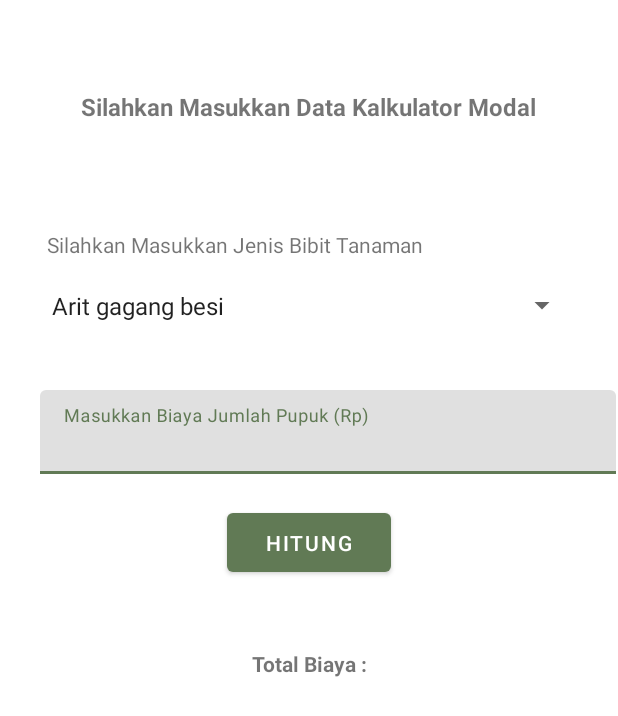
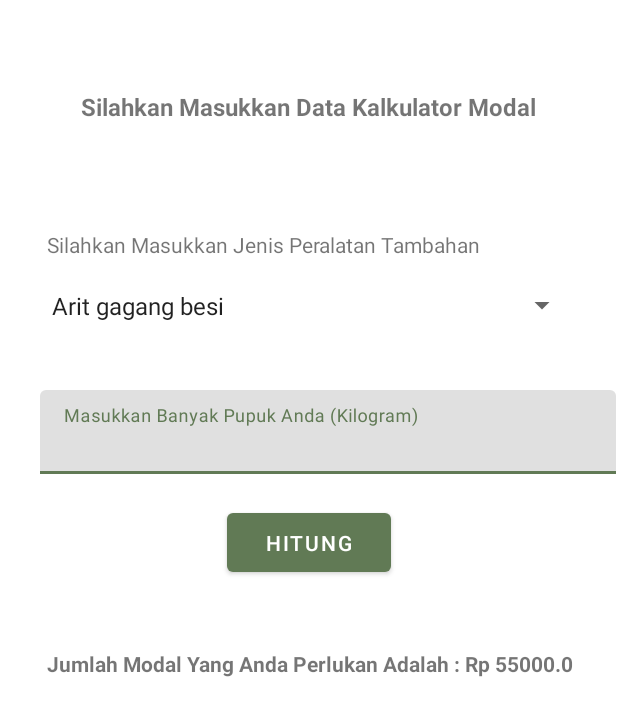
Before and after one commit to ttrrayl/TaniMate, an Android app: the CalculatorModalActivity screen opened directly, with no data from a screen before it, after a tap on "HITUNG", on a phone screen of 412 x 824 dp. Shown: the top 716 px of the screen. Run offline under Robolectric (Android 15) with nearby library versions, the light colour scheme and no system bars; 2 statements that could not run were skipped.

Commit message:
Perbaikan Kalkulator Modal, Pupuk

```diff
--- a/app/src/main/java/com/example/tanimate/ui/CalculatorModalActivity.kt
+++ b/app/src/main/java/com/example/tanimate/ui/CalculatorModalActivity.kt
@@ -1,57 +1,61 @@
 package com.example.tanimate.ui
 
-import android.content.Context
 import androidx.appcompat.app.AppCompatActivity
 import android.os.Bundle
 import android.widget.*
 import com.example.tanimate.R
-import org.tensorflow.lite.DataType
-import org.tensorflow.lite.Interpreter
-import org.tensorflow.lite.support.tensorbuffer.TensorBuffer
-import java.io.FileInputStream
-import java.nio.MappedByteBuffer
-import java.nio.channels.FileChannel
+
 
 class CalculatorModalActivity : AppCompatActivity() {
-    private lateinit var jenisBibitTanamanSpinner: Spinner
+    private lateinit var jenisPeralatanTanamanSpinner: Spinner
     private lateinit var modalEditText: EditText
     private lateinit var buttonPredict: Button
     private lateinit var textViewOutput: TextView
 
-    private val jenisBibitTanamanOptions = arrayOf("Arit gagang besi", "Alat semprot tanaman besar", "Alat semprot tanaman kecil", "Pacul gagang besi", "Pacul gagang kayu", "Traktor dengan mesin penggerak", "Traktor tanpa mesin penggerak") // Ganti dengan pilihan yang sesuai
+    private val jenisPeralatanTanamanOptions = arrayOf(
+        "Arit gagang besi",
+        "Arit semprot tanaman besar elektrik",
+        "Alat semprot tanaman besar",
+        "Alat semprot tanaman kecil",
+        "Pacul gagang besi",
+        "Pacul gagang kayu",
+        "Traktor dengan mesin penggerak",
+        "Traktor tanpa mesin penggerak"
+    )
 
-    private lateinit var interpreter: Interpreter
+    private val jenisPeralatanTanaman = mapOf(
+        "Arit gagang besi" to 55000,
+        "Arit semprot tanaman besar elektrik" to 585000,
+        "Alat semprot tanaman besar" to 299000,
+        "Alat semprot tanaman kecil" to 37500,
+        "Pacul gagang besi" to 60000,
+        "Pacul gagang kayu" to 35000,
+        "Traktor dengan mesin penggerak" to 12475000,
+        "Traktor tanpa mesin penggerak" to 9150000
+    )
 
     override fun onCreate(savedInstanceState: Bundle?) {
         super.onCreate(savedInstanceState)
         setContentView(R.layout.activity_calculator_modal)
 
-        jenisBibitTanamanSpinner = findViewById(R.id.spinner_jenis_bibit_tanaman)
+        jenisPeralatanTanamanSpinner = findViewById(R.id.spinner_jenis_peralatan_tanaman)
         modalEditText = findViewById(R.id.biaya_pupuk)
         buttonPredict = findViewById(R.id.bt_calcModal)
         textViewOutput = findViewById(R.id.tvOutput_modal)
 
-        // Mengisi spinner dengan opsi jenis tanaman
-        val jenisTanamanAdapter = ArrayAdapter(this, android.R.layout.simple_spinner_item, jenisBibitTanamanOptions)
+        val jenisTanamanAdapter = ArrayAdapter(this, android.R.layout.simple_spinner_item, jenisPeralatanTanamanOptions)
         jenisTanamanAdapter.setDropDownViewResource(android.R.layout.simple_spinner_dropdown_item)
-        jenisBibitTanamanSpinner.adapter = jenisTanamanAdapter
-
+        jenisPeralatanTanamanSpinner.adapter = jenisTanamanAdapter
 
         buttonPredict.setOnClickListener {
-            val jenisTanaman = jenisBibitTanamanSpinner.selectedItem.toString()
-            val lahan = modalEditText.text.toString().toFloat()
+            val jenisTanaman = jenisPeralatanTanamanSpinner.selectedItem.toString()
+            val pupuk = modalEditText.text.toString().toFloat()
 
-//            val output = runInference(jenisTanaman, lahan)
-//
-//            // Tampilkan output di TextView atau elemen tampilan lainnya
-//            textViewOutput.text = output.toString()
+            val modal = jenisPeralatanTanaman[jenisTanaman] ?: 0
+            val totalModal = (pupuk*15000) + modal
+
+            textViewOutput.text = "Jumlah Modal Yang Anda Perlukan Adalah : Rp " + totalModal.toString()
+
         }
-
-    }
-
-    override fun onDestroy() {
-        super.onDestroy()
-        // Bebaskan sumber daya setelah selesai menggunakan model
-        interpreter.close()
     }
 }
--- a/app/src/main/java/com/example/tanimate/ui/CalculatorPupukActivity.kt
+++ b/app/src/main/java/com/example/tanimate/ui/CalculatorPupukActivity.kt
@@ -52,7 +52,8 @@ class CalculatorPupukActivity : AppCompatActivity() {
             val output = runInference(jenisTanaman, jenisTanah, lahan)
 
             // Tampilkan output di TextView atau elemen tampilan lainnya
-            textViewOutput.text = output.toString()
+            textViewOutput.text = "Besar Pupuk SP36 Yang Anda Butuhkan Adalah (Kilogram) : " + output.toString()
+
         }
 
         // Inisialisasi Interpreter dan muat model dari file .tflite
--- a/app/src/main/res/layout/activity_calculator_modal.xml
+++ b/app/src/main/res/layout/activity_calculator_modal.xml
@@ -39,10 +39,10 @@
             android:layout_marginRight="25dp"
             android:paddingTop="10dp"
             android:paddingBottom="10dp"
-            android:text="@string/silahkan_masukkan_jenis_bibit_tanaman" />
+            android:text="@string/silahkan_masukkan_jenis_peralatan_tambahan" />
 
         <Spinner
-            android:id="@+id/spinner_jenis_bibit_tanaman"
+            android:id="@+id/spinner_jenis_peralatan_tanaman"
             android:layout_width="match_parent"
             android:layout_height="wrap_content"
             android:layout_marginLeft="25dp"
@@ -51,8 +51,7 @@
             android:layout_marginBottom="35dp"
             android:hint="@string/silahkan_pilih_jenis_bibit_tanaman"
             android:paddingTop="10dp"
-            android:paddingBottom="10dp"
-            android:text="@string/jenis_tanah" />
+            android:paddingBottom="10dp" />
 
 
         <com.google.android.material.textfield.TextInputLayout
--- a/app/src/main/res/values/strings.xml
+++ b/app/src/main/res/values/strings.xml
@@ -40,7 +40,7 @@
     <string name="silahkan_masukkan_besar_lahan_m2">Silahkan masukkan besar lahan (m2)</string>
     <string name="silahkan_pilih_jenis_tanah">Silahkan pilih jenis tanah</string>
     <string name="silahkan_pilih_jenis_tanaman">Silahkan pilih jenis tanaman</string>
-    <string name="masukkan_biaya_jumlah_pupuk_rp">Masukkan Biaya Jumlah Pupuk (Rp)</string>
+    <string name="masukkan_biaya_jumlah_pupuk_rp">Masukkan Banyak Pupuk Anda (Kilogram)</string>
     <string name="silahkan_pilih_jenis_bibit_tanaman">Silahkan pilih jenis bibit tanaman</string>
     <string name="silahkan_masukkan_jenis_bibit_tanaman">Silahkan Masukkan Jenis Bibit Tanaman</string>
     <string name="silahkan_masukkan_data_perhitungan_pupuk_anda">Silahkan Masukkan Data Perhitungan Pupuk Anda</string>
@@ -52,6 +52,7 @@
     <string name="silahkan_masukkan_jenis_tanah">Silahkan Masukkan Jenis Tanah</string>
     <string name="logout">Logout</string>
     <string name="tv_username1">Username</string>
+    <string name="silahkan_masukkan_jenis_peralatan_tambahan">Silahkan Masukkan Jenis Peralatan Tambahan</string>
 
 
     <array name="jenis_tanaman_array">
```
